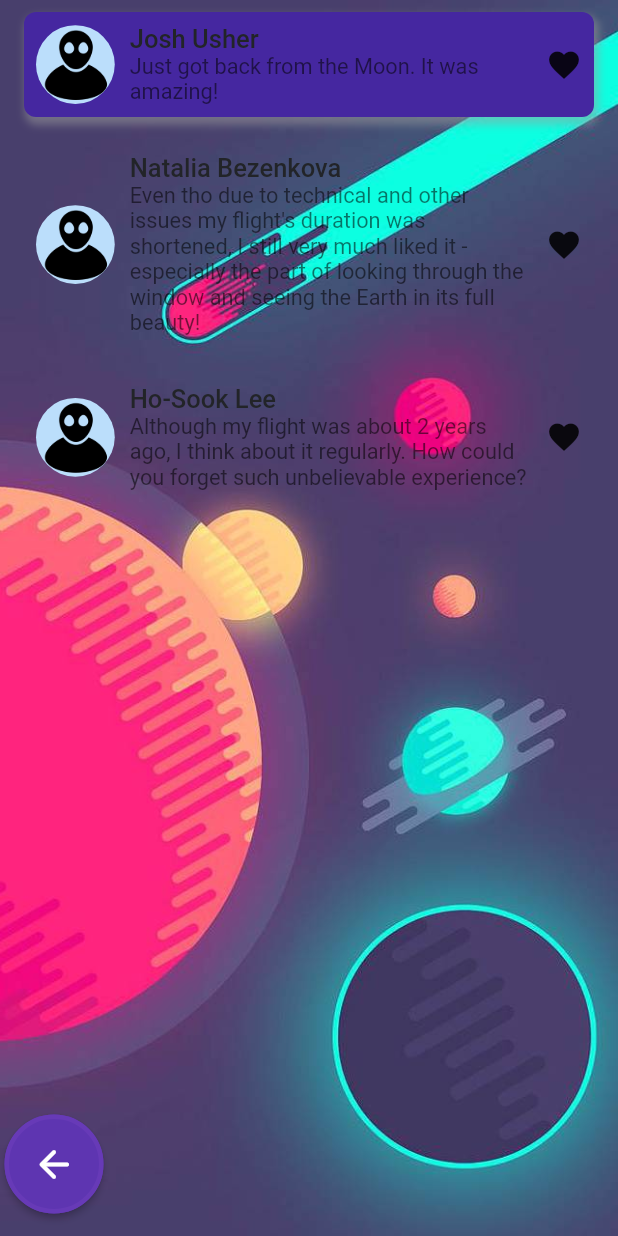
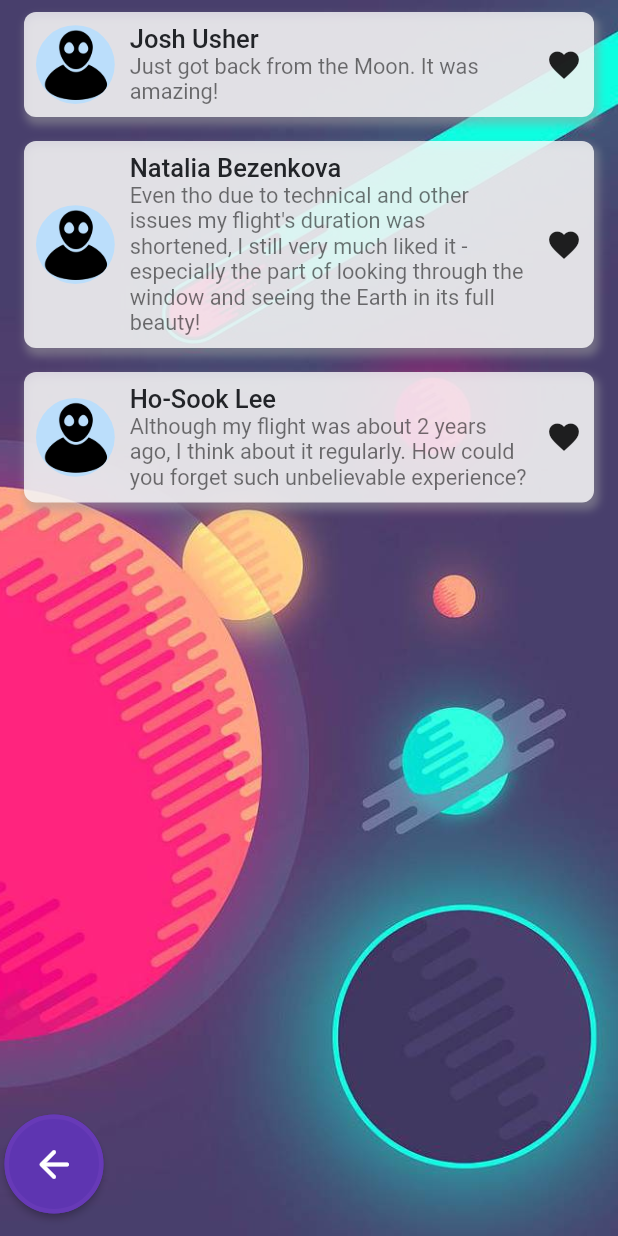
Before and after one commit to Georgi1914/Olympus-Glory, a Flutter app: the ReviewsPage screen opened by its route, on a phone screen of 412 x 824 dp. Run offline on Flutter 3.47's test engine with Material 2 defaults, Android fonts, the light colour scheme and no system bars; drawn by our look-alikes of getwidget; our stand-ins replace cloud_firestore, file_picker, firebase_auth, firebase_core, firebase_storage, flutter_spinkit and 1 more; accounts and stored records are empty.

Commit message:
more ui changes

```diff
--- a/rocket_booker/lib/info_page.dart
+++ b/rocket_booker/lib/info_page.dart
@@ -30,7 +30,7 @@ class InfoPage extends StatelessWidget {
                   child: const Padding(
                     padding:  EdgeInsets.all(15.0),
                     child: Text(
-                      'Some of the things you might consider taking with you on a trip in Space are:\n - Personal luggage(includes anything from a toothbrush and clothes to medicine)\n Requirements:\n Your only job on the flight will be to kick back, relax, and enjoy the ride. \n You want to make sure you’re physically and mentally fit. \n When you get into zero-G, you might feel a little dizzy. \n If you’re spending a few days in space, be prepared for some bumps and bruises. \n If you’re in a capsule, be prepared for a bumpy landing.\n It’ll be worth every penny. \n You must be able to climb up the launch tower – about seven flights of stairs – in less than 90 seconds.\n ',
+                      'Some of the things you might consider taking with you on a trip in Space are:\n - Personal luggage(includes anything from a toothbrush and clothes to medicine)\n Requirements:\n Your only job on the flight will be to kick back, relax, and enjoy the ride. \n You want to make sure you’re physically and mentally fit. \n When you get into zero-G, you might feel a little dizzy. \n It’ll be worth every penny. \n You must be able to climb up the launch tower – about seven flights of stairs – in less than 90 seconds.\n ',
                       textAlign: TextAlign.center,
                       // overflow: TextOverflow.ellipsis,
                       style: TextStyle(
--- a/rocket_booker/lib/reviews/reviews_page.dart
+++ b/rocket_booker/lib/reviews/reviews_page.dart
@@ -30,7 +30,7 @@ class _ReviewsPageState extends State<ReviewsPage> {
                 ),
                 titleText: 'Josh Usher',
                 subTitleText: 'Just got back from the Moon. It was amazing!',
-                color: Colors.deepPurple[800],
+                color: Colors.white.withAlpha(200),
                 icon: Icon(Icons.favorite),
               ),
               GFListTile(
@@ -42,6 +42,7 @@ class _ReviewsPageState extends State<ReviewsPage> {
                 //     'Although my flight was about 2 years ago, I think about it regularly. How could you forget such unbelievable experience?',
                 subTitleText:
                     'Even tho due to technical and other issues my flight\'s duration was shortened, I still very much liked it - especially the part of looking through the window and seeing the Earth in it\s full beauty!',
+                color: Colors.white.withAlpha(200),
                 icon: Icon(Icons.favorite),
               ),
               GFListTile(
@@ -52,6 +53,7 @@ class _ReviewsPageState extends State<ReviewsPage> {
                 subTitleText:
                     'Although my flight was about 2 years ago, I think about it regularly. How could you forget such unbelievable experience?',
                 //     'Even tho due to technical and other issues my flight\'s duration was shortened, I still very much liked it - especially the part of looking through the window and seeing the Earth in it\s full beauty!',
+                color: Colors.white.withAlpha(200),
                 icon: Icon(Icons.favorite),
               ),
               Spacer(),
```
